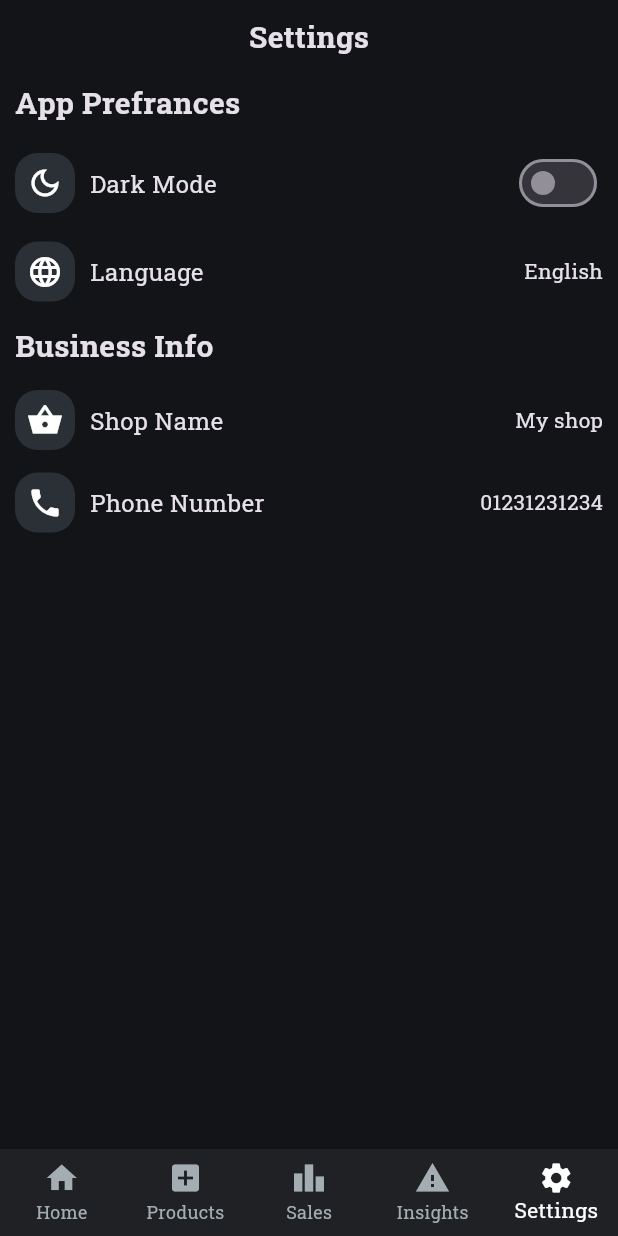
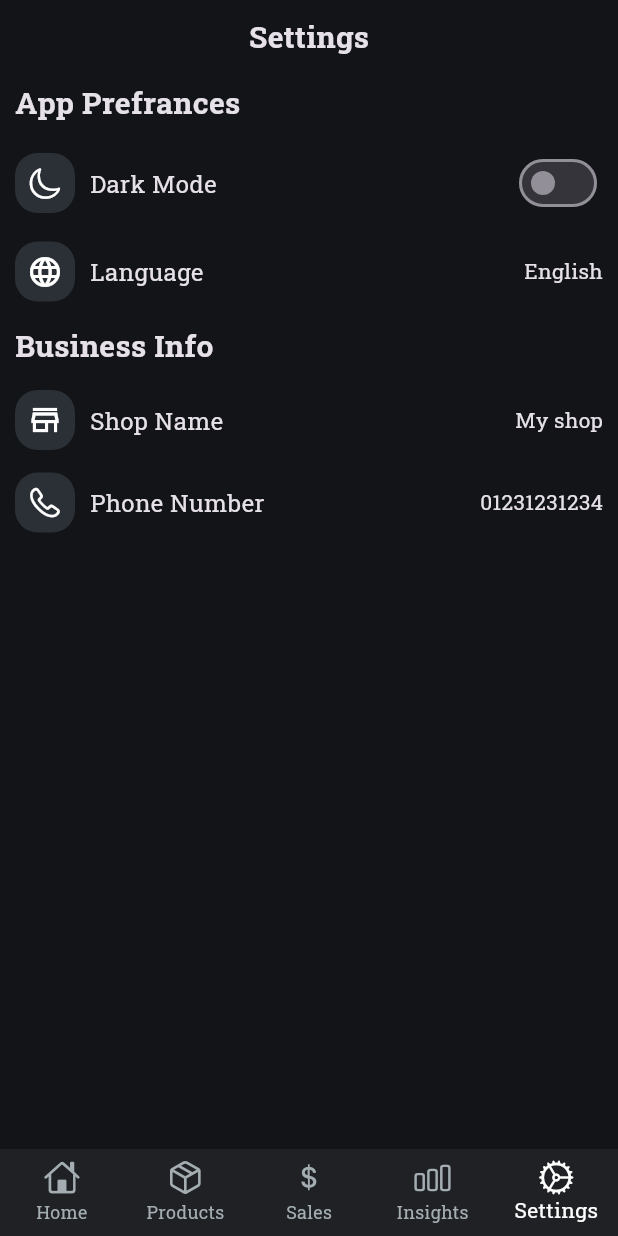
Before and after one commit to amrelmaadawy/shop_management, a Flutter app: the screen it shows after launch, item 5 of the bottom bar chosen, on a phone screen of 412 x 824 dp. Run offline on Flutter 3.47's test engine with Material 3 defaults, Android fonts, the phone set to English and light mode, and no system bars; our stand-ins replace dotted_border, syncfusion_flutter_charts.

Commit message:
edit icons

```diff
--- a/lib/features/home/ui/home_view.dart
+++ b/lib/features/home/ui/home_view.dart
@@ -1,3 +1,4 @@
+import 'package:flutter/cupertino.dart';
 import 'package:flutter/material.dart';
 import 'package:small_managements/features/home/ui/widgets/home_buttons.dart';
 import 'package:small_managements/features/home/ui/widgets/home_item.dart';
@@ -15,7 +16,7 @@ class HomeView extends StatelessWidget {
           style: TextStyle(fontSize: 20, fontWeight: FontWeight.bold),
         ),
         centerTitle: true,
-        actions: [IconButton(onPressed: () {}, icon: Icon(Icons.settings))],
+        actions: [IconButton(onPressed: () {}, icon: Icon(CupertinoIcons.settings_solid))],
       ),
       body: SafeArea(
         child: Padding(
--- a/lib/features/home/ui/main_home_view.dart
+++ b/lib/features/home/ui/main_home_view.dart
@@ -1,3 +1,4 @@
+import 'package:flutter/cupertino.dart';
 import 'package:flutter/material.dart';
 import 'package:small_managements/core/utils/app_colors.dart';
 import 'package:small_managements/features/home/ui/home_view.dart';
@@ -42,23 +43,23 @@ class _MainHomeViewState extends State<MainHomeView> {
         unselectedItemColor: AppColors.kPrimeryColor,
         items: [
           BottomNavigationBarItem(
-            icon: Icon(Icons.home),
+            icon: Icon(CupertinoIcons.home),
             label: S.of(context).home,
           ),
           BottomNavigationBarItem(
-            icon: Icon(Icons.add_box),
+            icon: Icon(CupertinoIcons.cube_box),
             label: S.of(context).products,
           ),
           BottomNavigationBarItem(
-            icon: Icon(Icons.leaderboard),
+            icon: Icon(CupertinoIcons.money_dollar),
             label: S.of(context).sales,
           ),
           BottomNavigationBarItem(
-            icon: Icon(Icons.report_problem),
+            icon: Icon(CupertinoIcons.chart_bar),
             label: S.of(context).reports,
           ),
           BottomNavigationBarItem(
-            icon: Icon(Icons.settings),
+            icon: Icon(CupertinoIcons.settings_solid),
             label: S.of(context).settings,
           ),
         ],
--- a/lib/features/home/ui/widgets/home_item.dart
+++ b/lib/features/home/ui/widgets/home_item.dart
@@ -1,3 +1,4 @@
+import 'package:flutter/cupertino.dart';
 import 'package:flutter/material.dart';
 import 'package:small_managements/core/utils/app_colors.dart';
 
@@ -32,10 +33,7 @@ class HomeItem extends StatelessWidget {
               style: TextStyle(fontSize: 17, fontWeight: FontWeight.bold),
             ),
             SizedBox(height: 5),
-            Text(
-              description,
-              style: TextStyle(color: AppColors.kPrimeryColor),
-            ),
+            Text(description, style: TextStyle(color: AppColors.kPrimeryColor)),
             SizedBox(height: 10),
             Container(
               width: 80,
@@ -49,7 +47,7 @@ class HomeItem extends StatelessWidget {
                 children: [
                   Text(percentage),
                   SizedBox(width: 5),
-                  Icon(Icons.arrow_upward_outlined, size: 18),
+                  Icon(Icons.north_east, size: 18),
                 ],
               ),
             ),
--- a/lib/features/reports/ui/reports_view.dart
+++ b/lib/features/reports/ui/reports_view.dart
@@ -1,3 +1,4 @@
+import 'package:flutter/cupertino.dart';
 import 'package:flutter/material.dart';
 import 'package:small_managements/features/products/ui/widgets/custom_text_form_field.dart';
 import 'package:small_managements/features/reports/logic/sales_data.dart';
@@ -46,7 +47,7 @@ class ReportsView extends StatelessWidget {
                         right: 0,
                         child: IconButton(
                           onPressed: () {},
-                          icon: Icon(Icons.print),
+                          icon: Icon(CupertinoIcons.printer),
                         ),
                       ),
                     ],
--- a/lib/features/settings/ui/settings_view.dart
+++ b/lib/features/settings/ui/settings_view.dart
@@ -1,3 +1,4 @@
+import 'package:flutter/cupertino.dart';
 import 'package:flutter/material.dart';
 import 'package:small_managements/core/utils/app_colors.dart';
 import 'package:small_managements/features/settings/ui/widgets/custom_settings_row.dart';
@@ -28,7 +29,7 @@ class SettingsView extends StatelessWidget {
               ),
               SizedBox(height: 15),
               CustomSettingsRow(
-                icon: Icon(Icons.dark_mode_outlined),
+                icon: Icon(CupertinoIcons.moon),
                 text: S.of(context).darkMode,
                 widget: Switch(
                   value: false,
@@ -50,14 +51,14 @@ class SettingsView extends StatelessWidget {
               SizedBox(height: 15),
 
               CustomSettingsRow(
-                icon: Icon(Icons.shopping_basket_sharp),
+                icon: Icon(Icons.store_outlined),
                 text: S.of(context).shopName,
                 widget: Text('My shop'),
               ),
               SizedBox(height: 15),
 
               CustomSettingsRow(
-                icon: Icon(Icons.phone),
+                icon: Icon(CupertinoIcons.phone),
                 text: S.of(context).phoneNumber,
                 widget: Text('01231231234'),
               ),
```
Also changed, not shown: assets/images/product icon.png (added).
